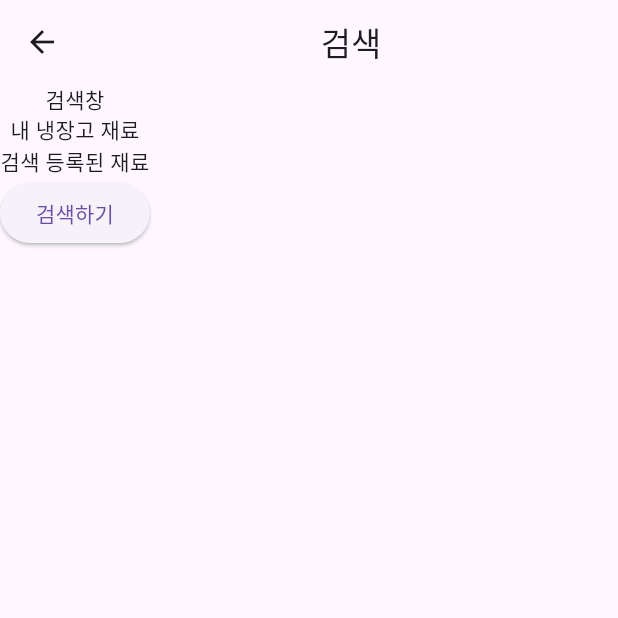
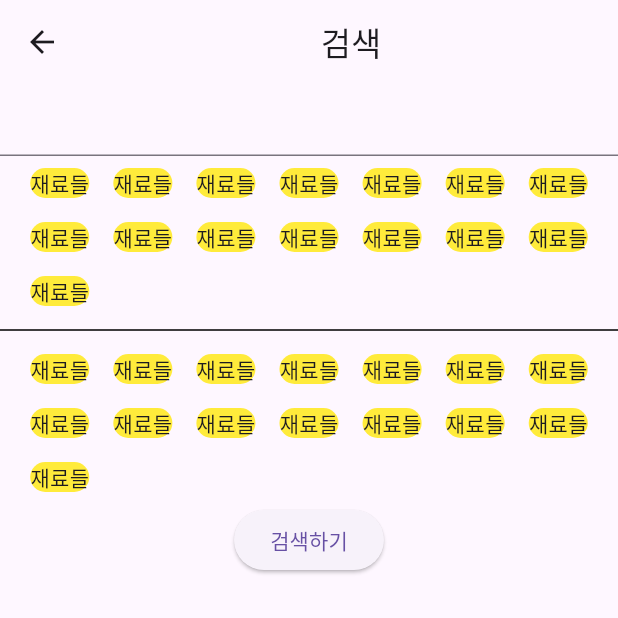
Before and after one commit to jinju9513/recipea-, a Flutter app: the SearchPage screen opened directly, on a phone screen of 412 x 824 dp, the top half of it. Run offline on Flutter 3.47's test engine with Material 3 defaults, Android fonts, the phone set to English and light mode, and no system bars; our stand-ins replace material_design_icons_flutter.

Commit message:
feat: 검색 페이지 및 검색 결과 페이지 ui 틀 구현

```diff
--- a/lib/UI/pages/search/search_page.dart
+++ b/lib/UI/pages/search/search_page.dart
@@ -13,6 +13,7 @@ class SearchPage extends StatelessWidget {
         children: [
           SearchIngredient(),
           MyRefrigIngredient(),
+          Divider(color: Colors.black),
           RegistDoneIngredient(),
           ElevatedButton(
             onPressed: () {
--- a/lib/UI/pages/search/widgets/my_refrig_ingredient.dart
+++ b/lib/UI/pages/search/widgets/my_refrig_ingredient.dart
@@ -3,6 +3,19 @@ import 'package:flutter/material.dart';
 class MyRefrigIngredient extends StatelessWidget {
   @override
   Widget build(BuildContext context) {
-    return Text('내 냉장고 재료');
+    return Wrap(
+      children: List.generate(15, (index) {
+        return Padding(
+          padding: const EdgeInsets.all(8.0),
+          child: Container(
+            decoration: BoxDecoration(
+              color: Colors.yellow,
+              borderRadius: BorderRadius.circular(10),
+            ),
+            child: Text('재료들'),
+          ),
+        );
+      }),
+    );
   }
 }
--- a/lib/UI/pages/search/widgets/regist_done_ingredient.dart
+++ b/lib/UI/pages/search/widgets/regist_done_ingredient.dart
@@ -3,6 +3,19 @@ import 'package:flutter/material.dart';
 class RegistDoneIngredient extends StatelessWidget {
   @override
   Widget build(BuildContext context) {
-    return Text('검색 등록된 재료');
+    return Wrap(
+      children: List.generate(15, (index) {
+        return Padding(
+          padding: const EdgeInsets.all(8.0),
+          child: Container(
+            decoration: BoxDecoration(
+              color: Colors.yellow,
+              borderRadius: BorderRadius.circular(10),
+            ),
+            child: Text('재료들'),
+          ),
+        );
+      }),
+    );
   }
 }
--- a/lib/UI/pages/search/widgets/search_ingredient.dart
+++ b/lib/UI/pages/search/widgets/search_ingredient.dart
@@ -3,6 +3,6 @@ import 'package:flutter/material.dart';
 class SearchIngredient extends StatelessWidget {
   @override
   Widget build(BuildContext context) {
-    return Text('검색창');
+    return TextFormField();
   }
 }
```
Also changed, not shown: lib/UI/pages/search/search_result_page.dart (+40 -1 lines).
